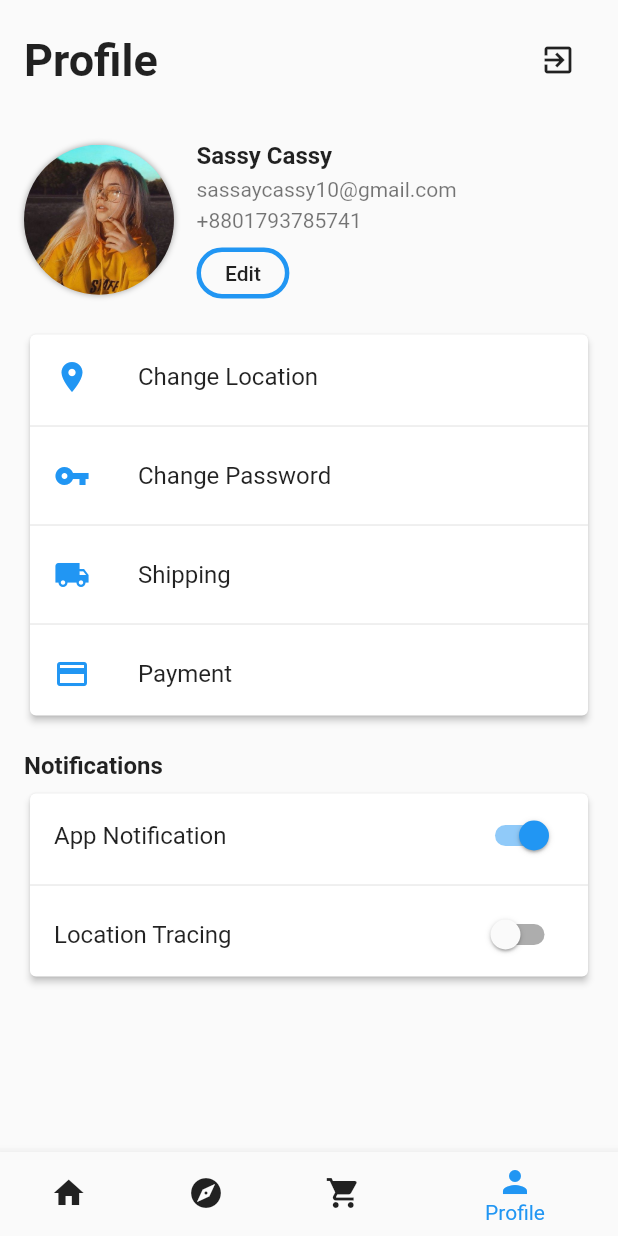
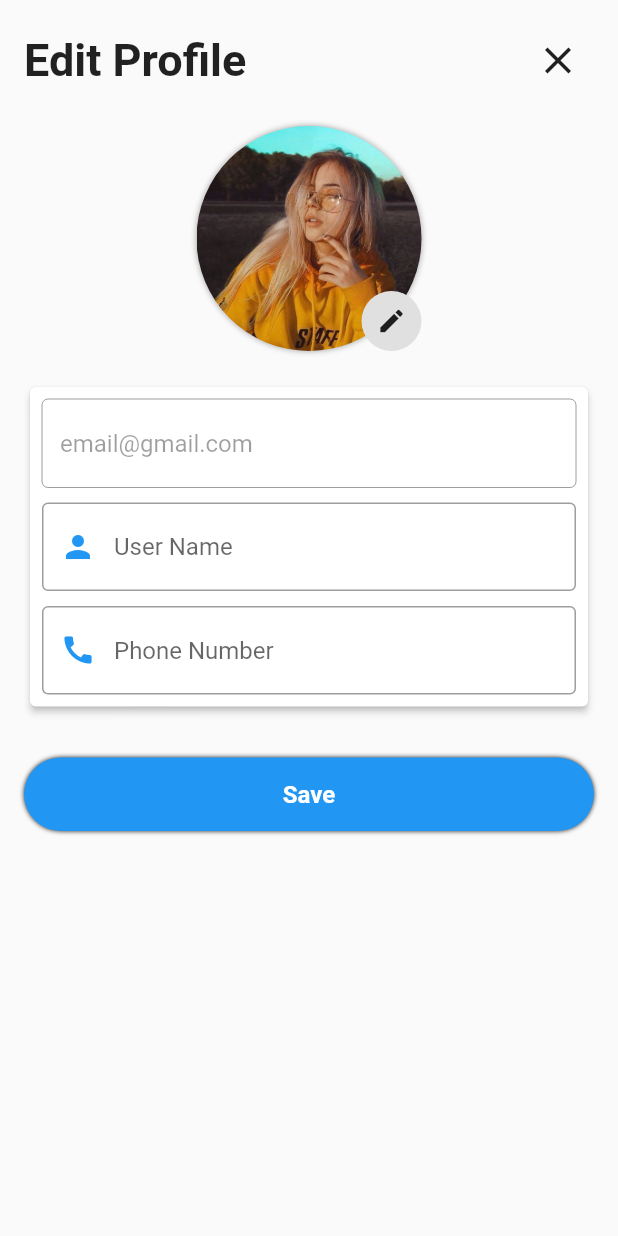
Before and after one commit to RafatMeraz/food_dedlivery_app, a Flutter app: the screen it shows after launch, item 4 of the bottom bar chosen, after a tap on "Edit", on a phone screen of 412 x 824 dp. Run offline on Flutter 3.47's test engine with Material 2 defaults, Android fonts, the phone set to English and light mode, and no system bars; network calls fail.

```diff
--- /dev/null
+++ b/lib/network/connection.dart
@@ -0,0 +1,22 @@
+import 'package:http/http.dart' as http;
+
+const baseURL = "https://pirox-foodapi.000webhostapp.com";
+
+class Connection{
+
+  Future getConnection() async{
+    try{
+      http.Response response = await http.get(baseURL);
+      if (response.statusCode == 200){
+        print('----------------------------------------');
+        print(response.body);
+      } else {
+        print('----------------------------------------');
+        print(response.statusCode);
+      }
+    } catch (e) {
+      print('-------------------------------');
+      print(e);
+    }
+  }
+}
--- /dev/null
+++ b/lib/screens/edit_profile.dart
@@ -0,0 +1,133 @@
+import 'package:flutter/cupertino.dart';
+import 'package:flutter/material.dart';
+import 'package:fooddedliveryapp/utils/reuseable_widget.dart';
+
+class EditProfile extends StatefulWidget {
+  @override
+  _EditProfileState createState() => _EditProfileState();
+}
+
+class _EditProfileState extends State<EditProfile> {
+  @override
+  Widget build(BuildContext context) {
+    return Scaffold(
+      body: SafeArea(
+        child: Padding(
+          padding: EdgeInsets.all(16),
+          child: SingleChildScrollView(
+            child: Column(
+              crossAxisAlignment: CrossAxisAlignment.center,
+              children: <Widget>[
+                Row(
+                  mainAxisAlignment: MainAxisAlignment.spaceBetween,
+                  children: <Widget>[
+                    Text(
+                      'Edit Profile',
+                      style: TextStyle(
+                          fontSize: 30,
+                          fontWeight: FontWeight.w600
+                      ),
+                    ),
+                    IconButton(
+                      icon: Icon(
+                          Icons.close,
+                        size: 30,
+                      ),
+                      onPressed: (){
+                        Navigator.pop(context);
+                      },
+                    )
+                  ],
+                ),
+                SizedBox(
+                  height: 20,
+                ),
+                Stack(
+                  children: <Widget>[
+                    Container(
+                      width: 150,
+                      height: 150,
+                      decoration: BoxDecoration(
+                          borderRadius: BorderRadius.circular(100),
+                          image: DecorationImage(
+                              image: AssetImage('assets/images/user.jpg'),
+                              fit: BoxFit.cover
+                          ),
+                          boxShadow: [
+                            BoxShadow(
+                                color: Colors.grey,
+                                blurRadius: 3
+                            )
+                          ]
+                      ),
+                    ),
+                    Positioned(
+                      bottom: 0.0,
+                      right: 0.0,
+                      child: Container(
+                        width: 40,
+                        height: 40,
+                        decoration: BoxDecoration(
+                          color: Colors.grey[300],
+                          borderRadius: BorderRadius.circular(40)
+                        ),
+                        child: Icon(
+                          Icons.edit,
+                          size: 20,
+                        ),
+                      ),
+                    )
+                  ],
+                ),
+                SizedBox(
+                  height: 20,
+                ),
+                Card(
+                  elevation: 2,
+                  child: Padding(
+                    padding: const EdgeInsets.all(8.0),
+                    child: Column(
+                      children: <Widget>[
+                        TextField(
+                          decoration: InputDecoration(
+                            border: OutlineInputBorder(),
+                            hintText: 'email@gmail.com',
+                            enabled: false,
+                          ),
+                        ),
+                        SizedBox(
+                          height: 10,
+                        ),
+                        TextField(
+                          decoration: InputDecoration(
+                            border: OutlineInputBorder(),
+                            hintText: 'User Name',
+                            prefixIcon: Icon(Icons.person, color: Colors.blue,)
+                          ),
+                        ),
+                        SizedBox(
+                          height: 10,
+                        ),
+                        TextField(
+                          decoration: InputDecoration(
+                            border: OutlineInputBorder(),
+                            hintText: 'Phone Number',
+                              prefixIcon: Icon(Icons.call, color: Colors.blue,)
+                          ),
+                        ),
+                      ],
+                    ),
+                  ),
+                ),
+                SizedBox(
+                  height: 20,
+                ),
+                RoundButton(labelText: 'Save', onTap: (){})
+              ],
+            ),
+          ),
+        ),
+      ),
+    );
+  }
+}
--- a/lib/screens/home.dart
+++ b/lib/screens/home.dart
@@ -1,6 +1,7 @@
 import 'package:flutter/cupertino.dart';
 import 'package:flutter/material.dart';
 import 'package:fooddedliveryapp/models/food.dart';
+import 'package:fooddedliveryapp/network/connection.dart';
 import '../utils/reuseable_widget.dart';
 
 class Home extends StatefulWidget {
@@ -9,6 +10,7 @@ class Home extends StatefulWidget {
 }
 
 class _HomeState extends State<Home> {
+  Connection connection = Connection();
 
   final themeTextStyle =  TextStyle(
       fontSize: 30,
@@ -21,6 +23,17 @@ class _HomeState extends State<Home> {
     Food(image: 'assets/images/b.jpg', name: 'Burger', price: 23.30, star: 2, time: 2, description: ''),
     Food(image: 'assets/images/b.jpg', name: 'Burger', price: 23.30, star: 2, time: 2, description: ''),
   ];
+
+  @override
+  void initState() {
+    // TODO: implement initState
+    super.initState();
+    networkTask();
+  }
+
+  networkTask()async {
+    await connection.getConnection();
+  }
 
   @override
   Widget build(BuildContext context) {
--- a/lib/screens/main_screen.dart
+++ b/lib/screens/main_screen.dart
@@ -1,4 +1,5 @@
 import 'package:flutter/material.dart';
+import 'package:fooddedliveryapp/network/connection.dart';
 import 'package:fooddedliveryapp/screens/carts.dart';
 import 'package:fooddedliveryapp/screens/explore.dart';
 import 'package:fooddedliveryapp/screens/home.dart';
@@ -10,7 +11,6 @@ class MainScreen extends StatefulWidget {
 }
 
 class _MainScreenState extends State<MainScreen> {
-
   List<Widget> pages = [
     Home(),
     Explore(),
--- a/lib/screens/profile.dart
+++ b/lib/screens/profile.dart
@@ -1,4 +1,5 @@
 import 'package:flutter/material.dart';
+import 'package:fooddedliveryapp/screens/edit_profile.dart';
 import 'package:fooddedliveryapp/utils/reuseable_widget.dart';
 
 class Profile extends StatefulWidget {
@@ -96,7 +97,11 @@ class _ProfileState extends State<Profile> {
                           height: 10,
                         ),
                         BorderedButton(
-                          onTap: (){},
+                          onTap: (){
+                            Navigator.push(context, MaterialPageRoute(
+                              builder: (BuildContext context)=> EditProfile()
+                            ));
+                          },
                           labelText: 'Edit',
                         )
                       ],
--- a/pubspec.yaml
+++ b/pubspec.yaml
@@ -23,6 +23,7 @@ dependencies:
   # The following adds the Cupertino Icons font to your application.
   # Use with the CupertinoIcons class for iOS style icons.
   cupertino_icons: ^0.1.2
+  http: ^0.12.0+4
 
 dev_dependencies:
   flutter_test:
```
Also changed, not shown: pubspec.lock, 1 other file.
